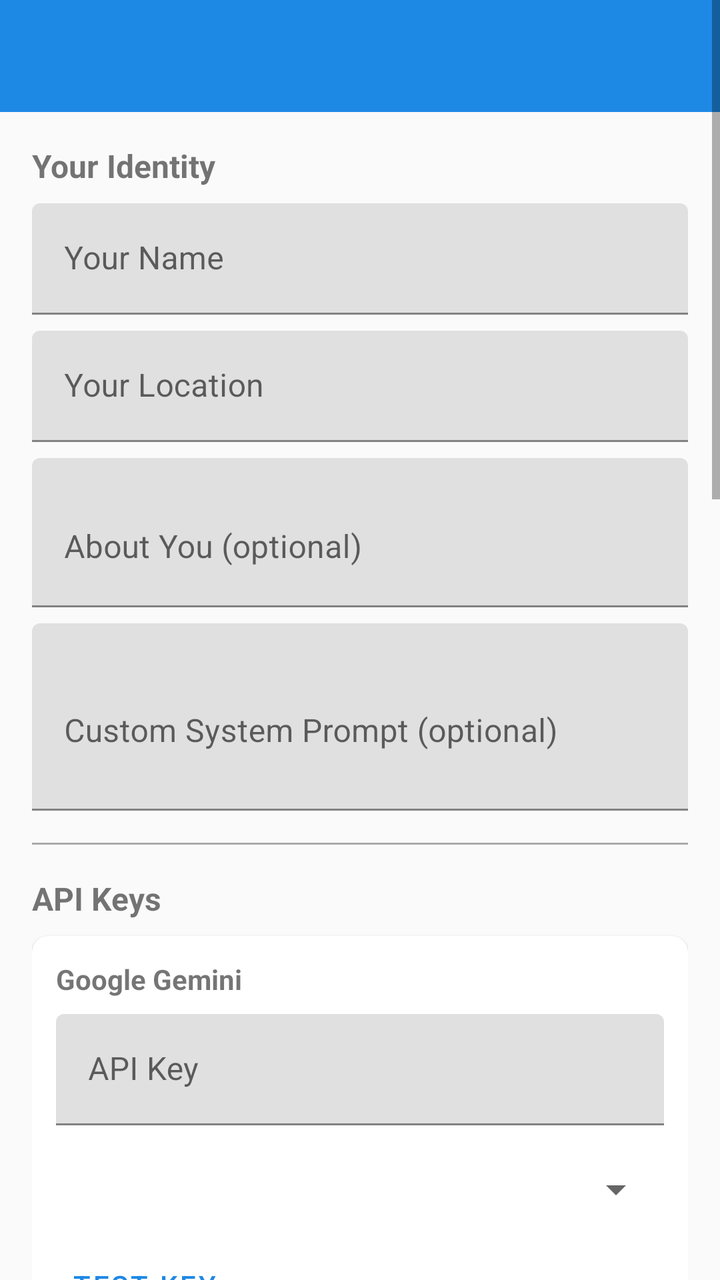
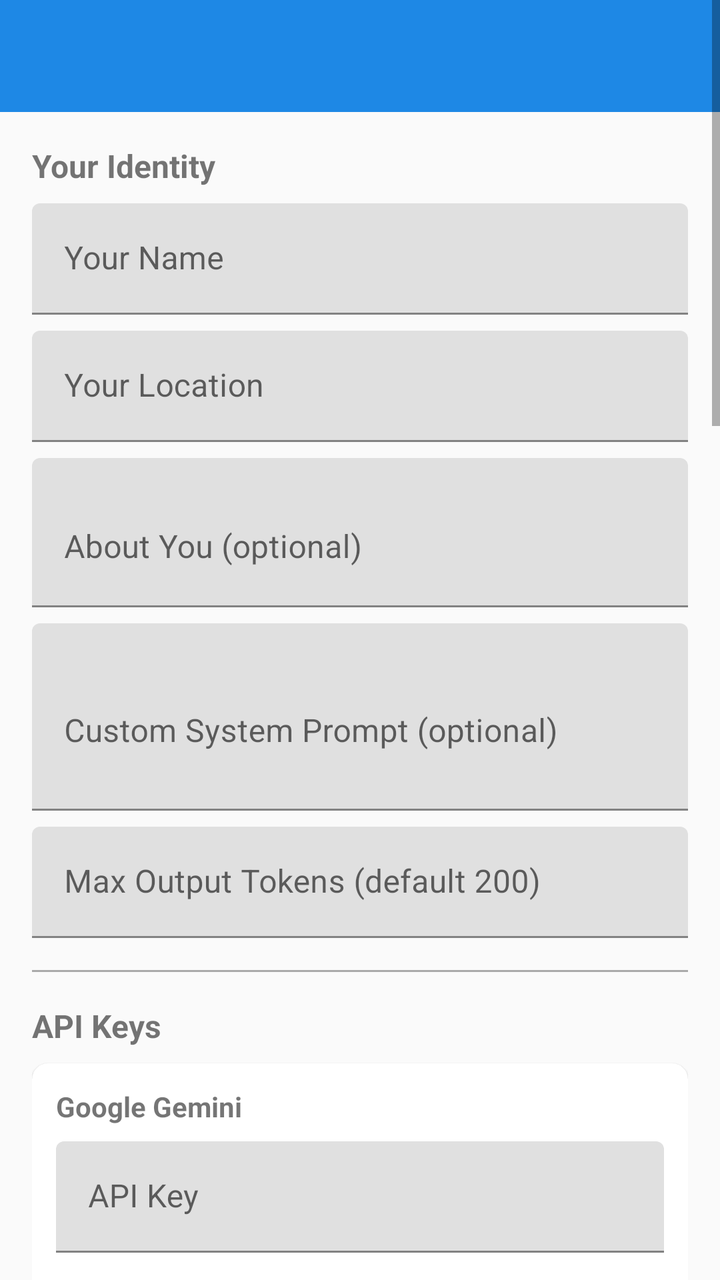

An Android layout rendered at two revisions. The XML below is the earlier revision; the diff shows what the commit changed to produce the second picture.
<!-- AndroidManifest.xml: activity theme Theme.InstaReplyBot -->
<!-- res/layout/activity_settings.xml -->
<?xml version="1.0" encoding="utf-8"?>
<ScrollView
    xmlns:android="http://schemas.android.com/apk/res/android"
    xmlns:app="http://schemas.android.com/apk/res-auto"
    android:layout_width="match_parent"
    android:layout_height="match_parent"
    android:background="@color/background">

    <LinearLayout
        android:layout_width="match_parent"
        android:layout_height="wrap_content"
        android:orientation="vertical"
        android:gravity="center_horizontal">

        <com.google.android.material.appbar.AppBarLayout
            android:layout_width="match_parent"
            android:layout_height="wrap_content"
            android:theme="@style/ThemeOverlay.MaterialComponents.Dark.ActionBar">

            <androidx.appcompat.widget.Toolbar
                android:id="@+id/toolbar"
                android:layout_width="match_parent"
                android:layout_height="?attr/actionBarSize"
                android:background="@color/primary"
                app:titleTextColor="@android:color/white" />

        </com.google.android.material.appbar.AppBarLayout>

        <LinearLayout
            android:layout_width="wrap_content"
            android:layout_height="wrap_content"
            android:orientation="vertical"
            android:maxWidth="760dp"
            android:padding="16dp">

            
            <TextView
                android:layout_width="match_parent"
                android:layout_height="wrap_content"
                android:text="Your Identity"
                android:textSize="16sp"
                android:textStyle="bold"
                android:layout_marginBottom="8dp" />

            <com.google.android.material.textfield.TextInputLayout
                android:layout_width="match_parent"
                android:layout_height="wrap_content"
                android:hint="Your Name">
                <com.google.android.material.textfield.TextInputEditText
                    android:id="@+id/etUserName"
                    android:layout_width="match_parent"
                    android:layout_height="wrap_content" />
            </com.google.android.material.textfield.TextInputLayout>

            <com.google.android.material.textfield.TextInputLayout
                android:layout_width="match_parent"
                android:layout_height="wrap_content"
                android:hint="Your Location"
                android:layout_marginTop="8dp">
                <com.google.android.material.textfield.TextInputEditText
                    android:id="@+id/etUserLocation"
                    android:layout_width="match_parent"
                    android:layout_height="wrap_content" />
            </com.google.android.material.textfield.TextInputLayout>

            <com.google.android.material.textfield.TextInputLayout
                android:layout_width="match_parent"
                android:layout_height="wrap_content"
                android:hint="About You (optional)"
                android:layout_marginTop="8dp">
                <com.google.android.material.textfield.TextInputEditText
                    android:id="@+id/etUserBio"
                    android:layout_width="match_parent"
                    android:layout_height="wrap_content"
                    android:minLines="2" />
            </com.google.android.material.textfield.TextInputLayout>

            <com.google.android.material.textfield.TextInputLayout
                android:layout_width="match_parent"
                android:layout_height="wrap_content"
                android:hint="Custom System Prompt (optional)"
                android:layout_marginTop="8dp">
                <com.google.android.material.textfield.TextInputEditText
                    android:id="@+id/etSystemPrompt"
                    android:layout_width="match_parent"
                    android:layout_height="wrap_content"
                    android:minLines="3" />
            </com.google.android.material.textfield.TextInputLayout>

            <View
                android:layout_width="match_parent"
                android:layout_height="1dp"
                android:background="@android:color/darker_gray"
                android:layout_marginVertical="16dp" />

            
            <TextView
                android:layout_width="match_parent"
                android:layout_height="wrap_content"
                android:text="API Keys"
                android:textSize="16sp"
                android:textStyle="bold"
                android:layout_marginBottom="8dp" />

            
            <com.google.android.material.card.MaterialCardView
                android:layout_width="match_parent"
                android:layout_height="wrap_content"
                android:layout_marginBottom="8dp"
                app:cardCornerRadius="8dp">

                <LinearLayout
                    android:layout_width="match_parent"
                    android:layout_height="wrap_content"
                    android:orientation="vertical"
                    android:padding="12dp">

                    <TextView
                        android:layout_width="match_parent"
                        android:layout_height="wrap_content"
                        android:text="Google Gemini"
                        android:textStyle="bold" />

                    <com.google.android.material.textfield.TextInputLayout
                        android:layout_width="match_parent"
                        android:layout_height="wrap_content"
                        android:hint="API Key"
                        android:layout_marginTop="8dp">
                        <com.google.android.material.textfield.TextInputEditText
                            android:id="@+id/etGeminiKey"
                            android:layout_width="match_parent"
                            android:layout_height="wrap_content"
                            android:inputType="textPassword" />
                    </com.google.android.material.textfield.TextInputLayout>

                    <Spinner
                        android:id="@+id/spinnerGeminiModel"
                        android:layout_width="match_parent"
                        android:layout_height="48dp"
                        android:layout_marginTop="8dp" />

                    <com.google.android.material.button.MaterialButton
                        android:id="@+id/btnTestGeminiKey"
                        android:layout_width="wrap_content"
                        android:layout_height="wrap_content"
                        android:text="Test Key"
                        style="@style/Widget.MaterialComponents.Button.TextButton" />

                </LinearLayout>

            </com.google.android.material.card.MaterialCardView>

            
            <com.google.android.material.card.MaterialCardView
                android:layout_width="match_parent"
                android:layout_height="wrap_content"
                android:layout_marginBottom="8dp"
                app:cardCornerRadius="8dp">

                <LinearLayout
                    android:layout_width="match_parent"
                    android:layout_height="wrap_content"
                    android:orientation="vertical"
                    android:padding="12dp">

                    <TextView
                        android:layout_width="match_parent"
                        android:layout_height="wrap_content"
                        android:text="OpenRouter"
                        android:textStyle="bold" />

                    <com.google.android.material.textfield.TextInputLayout
                        android:layout_width="match_parent"
                        android:layout_height="wrap_content"
                        android:hint="API Key"
                        android:layout_marginTop="8dp">
                        <com.google.android.material.textfield.TextInputEditText
                            android:id="@+id/etOpenRouterKey"
                            android:layout_width="match_parent"
                            android:layout_height="wrap_content"
                            android:inputType="textPassword" />
                    </com.google.android.material.textfield.TextInputLayout>

                    <Spinner
                        android:id="@+id/spinnerOpenrouterModel"
                        android:layout_width="match_parent"
                        android:layout_height="48dp"
                        android:layout_marginTop="8dp" />

                    <com.google.android.material.button.MaterialButton
                        android:id="@+id/btnTestOpenrouterKey"
                        android:layout_width="wrap_content"
                        android:layout_height="wrap_content"
                        android:text="Test Key"
                        style="@style/Widget.MaterialComponents.Button.TextButton" />

                </LinearLayout>

            </com.google.android.material.card.MaterialCardView>

            
            <com.google.android.material.card.MaterialCardView
                android:layout_width="match_parent"
                android:layout_height="wrap_content"
                android:layout_marginBottom="8dp"
                app:cardCornerRadius="8dp">

                <LinearLayout
                    android:layout_width="match_parent"
                    android:layout_height="wrap_content"
                    android:orientation="vertical"
                    android:padding="12dp">

                    <TextView
                        android:layout_width="match_parent"
                        android:layout_height="wrap_content"
                        android:text="NVIDIA NIM"
                        android:textStyle="bold" />

                    <com.google.android.material.textfield.TextInputLayout
                        android:layout_width="match_parent"
                        android:layout_height="wrap_content"
                        android:hint="API Key"
                        android:layout_marginTop="8dp">
                        <com.google.android.material.textfield.TextInputEditText
                            android:id="@+id/etNvidiaKey"
                            android:layout_width="match_parent"
                            android:layout_height="wrap_content"
                            android:inputType="textPassword" />
                    </com.google.android.material.textfield.TextInputLayout>

                    <Spinner
                        android:id="@+id/spinnerNvidiaModel"
                        android:layout_width="match_parent"
                        android:layout_height="48dp"
                        android:layout_marginTop="8dp" />

                    <com.google.android.material.button.MaterialButton
                        android:id="@+id/btnTestNvidiaKey"
                        android:layout_width="wrap_content"
                        android:layout_height="wrap_content"
                        android:text="Test Key"
                        style="@style/Widget.MaterialComponents.Button.TextButton" />

                </LinearLayout>

            </com.google.android.material.card.MaterialCardView>

            
            <com.google.android.material.card.MaterialCardView
                android:layout_width="match_parent"
                android:layout_height="wrap_content"
                android:layout_marginBottom="8dp"
                app:cardCornerRadius="8dp">

                <LinearLayout
                    android:layout_width="match_parent"
                    android:layout_height="wrap_content"
                    android:orientation="vertical"
                    android:padding="12dp">

                    <TextView
                        android:layout_width="match_parent"
                        android:layout_height="wrap_content"
                        android:text="OpenAI"
                        android:textStyle="bold" />

                    <com.google.android.material.textfield.TextInputLayout
                        android:layout_width="match_parent"
                        android:layout_height="wrap_content"
                        android:hint="API Key"
                        android:layout_marginTop="8dp">
                        <com.google.android.material.textfield.TextInputEditText
                            android:id="@+id/etOpenaiKey"
                            android:layout_width="match_parent"
                            android:layout_height="wrap_content"
                            android:inputType="textPassword" />
                    </com.google.android.material.textfield.TextInputLayout>

                    <Spinner
                        android:id="@+id/spinnerOpenaiModel"
                        android:layout_width="match_parent"
                        android:layout_height="48dp"
                        android:layout_marginTop="8dp" />

                    <com.google.android.material.button.MaterialButton
                        android:id="@+id/btnTestOpenaiKey"
                        android:layout_width="wrap_content"
                        android:layout_height="wrap_content"
                        android:text="Test Key"
                        style="@style/Widget.MaterialComponents.Button.TextButton" />

                </LinearLayout>

            </com.google.android.material.card.MaterialCardView>

            
            <com.google.android.material.card.MaterialCardView
                android:layout_width="match_parent"
                android:layout_height="wrap_content"
                android:layout_marginBottom="8dp"
                app:cardCornerRadius="8dp">

                <LinearLayout
                    android:layout_width="match_parent"
                    android:layout_height="wrap_content"
                    android:orientation="vertical"
                    android:padding="12dp">

                    <TextView
                        android:layout_width="match_parent"
                        android:layout_height="wrap_content"
                        android:text="OpenCode"
                        android:textStyle="bold" />

                    <com.google.android.material.textfield.TextInputLayout
                        android:layout_width="match_parent"
                        android:layout_height="wrap_content"
                        android:hint="API Key"
                        android:layout_marginTop="8dp">
                        <com.google.android.material.textfield.TextInputEditText
                            android:id="@+id/etOpencodeKey"
                            android:layout_width="match_parent"
                            android:layout_height="wrap_content"
                            android:inputType="textPassword" />
                    </com.google.android.material.textfield.TextInputLayout>

                    <Spinner
                        android:id="@+id/spinnerOpencodeModel"
                        android:layout_width="match_parent"
                        android:layout_height="48dp"
                        android:layout_marginTop="8dp" />

                    <com.google.android.material.button.MaterialButton
                        android:id="@+id/btnTestOpencodeKey"
                        android:layout_width="wrap_content"
                        android:layout_height="wrap_content"
                        android:text="Test Key"
                        style="@style/Widget.MaterialComponents.Button.TextButton" />

                </LinearLayout>

            </com.google.android.material.card.MaterialCardView>

            <com.google.android.material.button.MaterialButton
                android:id="@+id/btnSave"
                android:layout_width="match_parent"
                android:layout_height="wrap_content"
                android:text="Save Settings"
                android:layout_marginTop="16dp" />

        </LinearLayout>

    </LinearLayout>

</ScrollView>
<!-- resources referenced by this layout -->
<resources>
  <color name="background">#FAFAFA</color>
  <color name="primary">#1E88E5</color>
  <style name="Theme.InstaReplyBot" parent="Theme.MaterialComponents.Light.NoActionBar">
          <item name="colorPrimary">@color/primary</item>
          <item name="colorPrimaryDark">@color/primary_dark</item>
          <item name="colorAccent">@color/accent</item>
          <item name="android:statusBarColor">@color/primary_dark</item>
          <item name="android:windowBackground">@color/background</item>
      </style>
  <color name="primary_dark">#1565C0</color>
  <color name="accent">#FF6F00</color>
</resources>

<!-- the commit's change to res/layout/activity_settings.xml (unified diff, before → after) -->
@@ -87,6 +87,18 @@
                     android:minLines="3" />
             </com.google.android.material.textfield.TextInputLayout>
 
+            <com.google.android.material.textfield.TextInputLayout
+                android:layout_width="match_parent"
+                android:layout_height="wrap_content"
+                android:hint="Max Output Tokens (default 200)"
+                android:layout_marginTop="8dp">
+                <com.google.android.material.textfield.TextInputEditText
+                    android:id="@+id/etMaxTokens"
+                    android:layout_width="match_parent"
+                    android:layout_height="wrap_content"
+                    android:inputType="number" />
+            </com.google.android.material.textfield.TextInputLayout>
+
             <View
                 android:layout_width="match_parent"
                 android:layout_height="1dp"
@@ -342,6 +354,54 @@
 
             </com.google.android.material.card.MaterialCardView>
 
+            
+            <com.google.android.material.card.MaterialCardView
+                android:layout_width="match_parent"
+                android:layout_height="wrap_content"
+                android:layout_marginBottom="8dp"
+                app:cardCornerRadius="8dp">
+
+                <LinearLayout
+                    android:layout_width="match_parent"
+                    android:layout_height="wrap_content"
+                    android:orientation="vertical"
+                    android:padding="12dp">
+
+                    <TextView
+                        android:layout_width="match_parent"
+                        android:layout_height="wrap_content"
+                        android:text="Groq (Free)"
+                        android:textStyle="bold" />
+
+                    <com.google.android.material.textfield.TextInputLayout
+                        android:layout_width="match_parent"
+                        android:layout_height="wrap_content"
+                        android:hint="API Key"
+                        android:layout_marginTop="8dp">
+                        <com.google.android.material.textfield.TextInputEditText
+                            android:id="@+id/etGroqKey"
+                            android:layout_width="match_parent"
+                            android:layout_height="wrap_content"
+                            android:inputType="textPassword" />
+                    </com.google.android.material.textfield.TextInputLayout>
+
+                    <Spinner
+                        android:id="@+id/spinnerGroqModel"
+                        android:layout_width="match_parent"
+                        android:layout_height="48dp"
+                        android:layout_marginTop="8dp" />
+
+                    <com.google.android.material.button.MaterialButton
+                        android:id="@+id/btnTestGroqKey"
+                        android:layout_width="wrap_content"
+                        android:layout_height="wrap_content"
+                        android:text="Test Key"
+                        style="@style/Widget.MaterialComponents.Button.TextButton" />
+
+                </LinearLayout>
+
+            </com.google.android.material.card.MaterialCardView>
+
             <com.google.android.material.button.MaterialButton
                 android:id="@+id/btnSave"
                 android:layout_width="match_parent"
